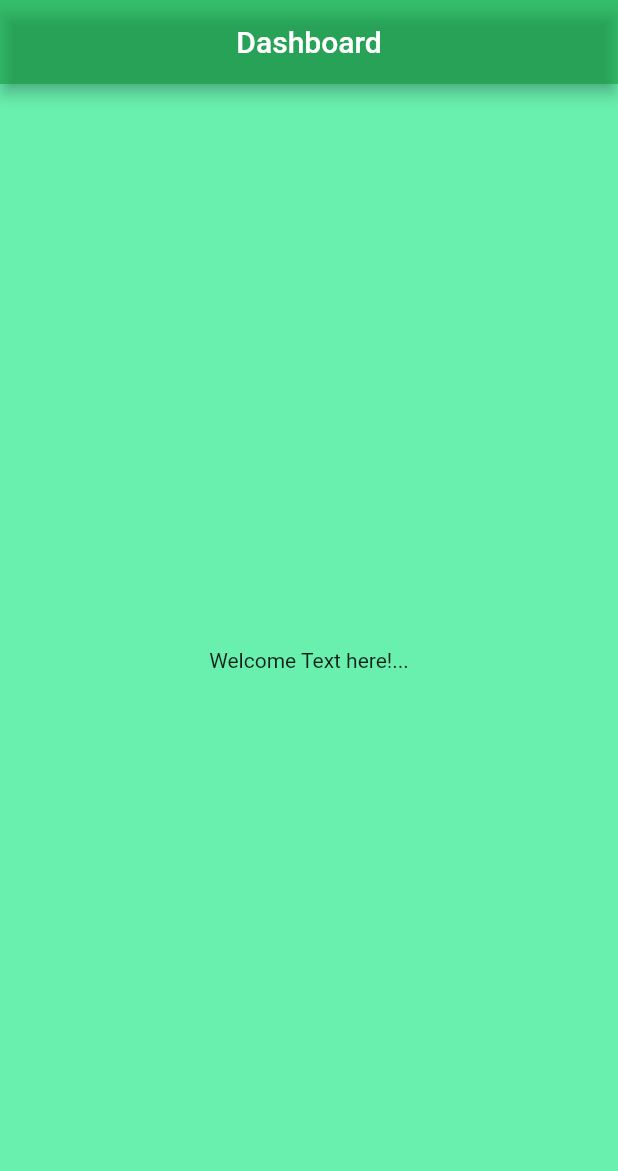
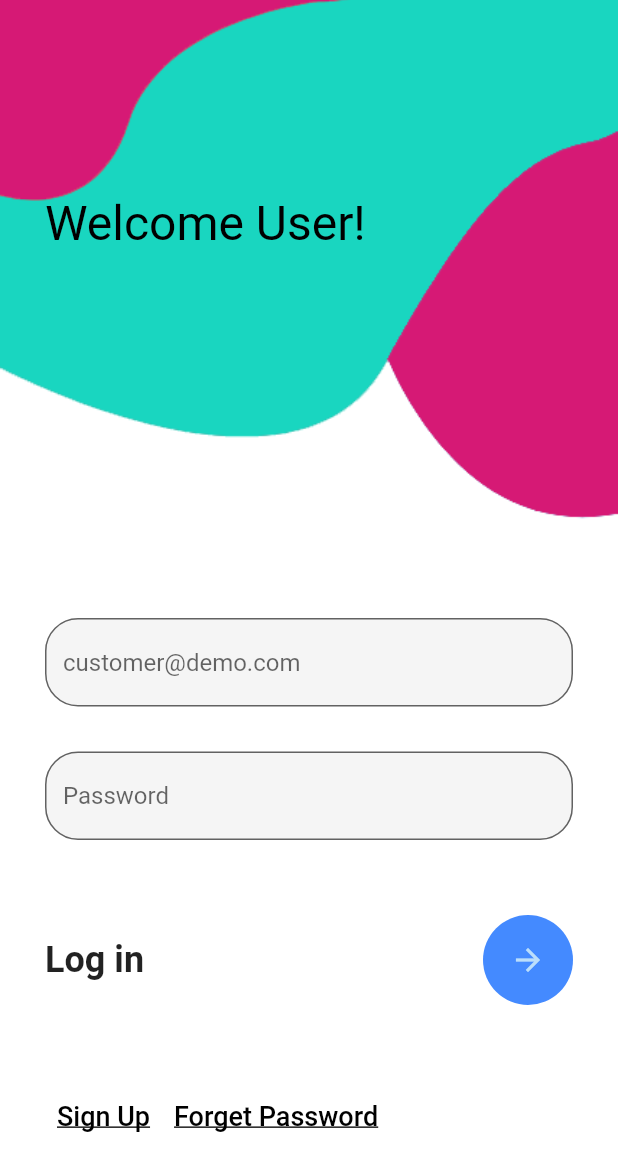
Before and after one commit to bhanu-73/ecommerce, a Flutter app: the screen it shows after launch, on a phone screen of 412 x 824 dp. Shown: the top 1171 px of the screen. Run offline on Flutter 3.47's test engine with Material 2 defaults, Android fonts, the phone set to English and light mode, and no system bars.

Commit message:
login and register page UI design implementation

```diff
--- a/lib/main.dart
+++ b/lib/main.dart
@@ -1,45 +1,58 @@
 import 'package:flutter/material.dart';
-
+import 'package:ecommerce/screens/login.dart';
+import 'package:ecommerce/screens/register.dart';
+import 'package:ecommerce/screens/welcome.dart';
+import 'package:ecommerce/screens/dashboard.dart';
 void main() {
-  runApp(MyApp());
+  runApp(MaterialApp(
+    debugShowCheckedModeBanner: false,
+    home: LoginPage(),
+    routes: {
+      'login': (context) => LoginPage(),
+      'register': (context) => RegisterPage(),
+      'welcome': (context) => WelcomePage(),
+      'Dashboard': (context) => DashBoardPage(),
+    },
+  ));
 }
 
-class MyApp extends StatelessWidget {
-  // This widget is the root of your application.
-  @override
-  Widget build(BuildContext context) {
-    return MaterialApp(
-      title: 'Flutter Demo',
-      theme: ThemeData(
-        primarySwatch: Colors.red,
-      ),
-      home: EcomDashBoard(title: 'E-Commerce'),
-    );
-  }
-}
+
+// class MyApp extends StatelessWidget {
+//   This widget is the root of your application.
+//   @override
+//   Widget build(BuildContext context) {
+//     return MaterialApp(
+//       title: 'Flutter Demo',
+//       theme: ThemeData(
+//         primarySwatch: Colors.red,
+//       ),
+//       home: EcomDashBoard(title: 'E-Commerce'),
+//     );
+//   }
+// }
 
 // stateful widgets, stateless widgets, animation
 // predictions - stful, stless, stanim
 // Stateless Widget - immutable
-class EcomDashBoard extends StatelessWidget {
-  const EcomDashBoard({ Key? key, title}) : super(key: key);
-  @override
-  Widget build(BuildContext context) {
-    return Scaffold(
-      // View components (UI)
-      backgroundColor: Colors.greenAccent,
-      appBar: AppBar(
-        title: Text('Dashboard'),
-        backgroundColor: Color.fromRGBO(5, 148, 47, 0.5),
-        centerTitle: true,
-        toolbarHeight: 56,
-      ),
-      body: Container(
-        alignment: Alignment.center,
-        child: Text('Welcome Text here!...')
-      ),
+// class EcomDashBoard extends StatelessWidget {
+//   const EcomDashBoard({ Key? key, title}) : super(key: key);
+//   @override
+//   Widget build(BuildContext context) {
+//     return Scaffold(
+//       // View components (UI)
+//       backgroundColor: Colors.greenAccent,
+//       appBar: AppBar(
+//         title: Text('Dashboard'),
+//         backgroundColor: Color.fromRGBO(5, 148, 47, 0.5),
+//         centerTitle: true,
+//         toolbarHeight: 56,
+//       ),
+//       body: Container(
+//         alignment: Alignment.center,
+//         child: Text('Welcome Text here!...')
+//       ),
 
-    );
-  }
+//     );
+//   }
 
-}
+// }
--- /dev/null
+++ b/lib/screens/login.dart
@@ -0,0 +1,124 @@
+import 'package:flutter/material.dart';
+
+class LoginPage extends StatefulWidget {
+  const LoginPage({Key? key}) : super(key: key);
+
+  @override
+  _LoginPageState createState() => _LoginPageState();
+}
+
+class _LoginPageState extends State<LoginPage> {
+  @override
+  Widget build(BuildContext context) {
+    return Container(
+      decoration: BoxDecoration(
+        image: DecorationImage(
+            image: AssetImage('assets/login.png'), fit: BoxFit.cover),
+      ),
+      child: Scaffold(
+          backgroundColor: Colors.transparent,
+          body: Stack(
+            children: [
+              Container(
+                padding: EdgeInsets.only(left: 30, top: 130),
+                child: Text(
+                  'Welcome User!',
+                  style: TextStyle(color: Colors.black, fontSize: 32),
+                ),
+              ),
+              SingleChildScrollView(
+                  child: Container(
+                padding: EdgeInsets.only(
+                    top: MediaQuery.of(context).size.height * 0.5),
+                child: Column(
+                  crossAxisAlignment: CrossAxisAlignment.start,
+                  children: [
+                    Container(
+                        margin: EdgeInsets.only(left: 30, right: 30),
+                        child: Column(
+                          children: [
+                            TextField(
+                              style: TextStyle(color: Colors.black),
+                              decoration: InputDecoration(
+                                  hintText: 'customer@demo.com',
+                                  filled: true,
+                                  fillColor: Colors.grey.shade100,
+                                  border: OutlineInputBorder(
+                                    borderRadius: BorderRadius.circular(22),
+                                  )),
+                            ),
+                            SizedBox(
+                              height: 30,
+                            ),
+                            TextField(
+                              style: TextStyle(color: Colors.black),
+                              decoration: InputDecoration(
+                                  hintText: 'Password',
+                                  filled: true,
+                                  fillColor: Colors.grey.shade100,
+                                  border: OutlineInputBorder(
+                                    borderRadius: BorderRadius.circular(22),
+                                  )),
+                            ),
+                            SizedBox(
+                              height: 50,
+                            ),
+                            Row(
+                              mainAxisAlignment: MainAxisAlignment.spaceBetween,
+                              children: [
+                                Text(
+                                  'Log in',
+                                  style: TextStyle(
+                                      fontSize: 24,
+                                      fontWeight: FontWeight.w700),
+                                ),
+                                CircleAvatar(
+                                    radius: 30,
+                                    backgroundColor: Colors.blueAccent,
+                                    child: IconButton(
+                                      onPressed: () {},
+                                      icon: Icon(Icons.arrow_forward),
+                                    ))
+                              ],
+                            ),
+                            SizedBox(
+                              height: 50,
+                            ),
+                            Row(
+                              children: [
+                                TextButton(
+                                    onPressed: () {
+                                      Navigator.pushNamed(context, 'register');
+                                    },
+                                    child: Text(
+                                      'Sign Up',
+                                      textAlign: TextAlign.left,
+                                      style: TextStyle(
+                                          color: Colors.black,
+                                          fontSize: 18,
+                                          decoration: TextDecoration.underline),
+                                    )),
+                                TextButton(
+                                    onPressed: () {
+                                      Navigator.pushNamed(context, 'forget');
+                                    },
+                                    child: Text(
+                                      'Forget Password',
+                                      style: TextStyle(
+                                          color: Colors.black,
+                                          fontSize: 18,
+                                          decoration: TextDecoration.underline),
+                                    ))
+                              ],
+                            )
+                          ],
+                        ))
+                  ],
+                ),
+              ))
+            ],
+          )),
+    );
+    // reference to that widget
+  }
+}
--- a/pubspec.yaml
+++ b/pubspec.yaml
@@ -17,7 +17,8 @@ dev_dependencies:
 
 flutter:
   uses-material-design: true
-  # assets:
+  assets:
+    - assets/
   #   - images/a_dot_burr.jpeg
   #   - images/a_dot_ham.jpeg
   # fonts:
```
Also changed, not shown: documentation/docs.txt (+15 -1 lines), lib/screens/dashboard.dart (added, +15 -0 lines), lib/screens/register.dart (added, +156 -0 lines), lib/screens/welcome.dart (added, +10 -0 lines), assets/login.png (added), assets/register.png (added), 1 other file.
